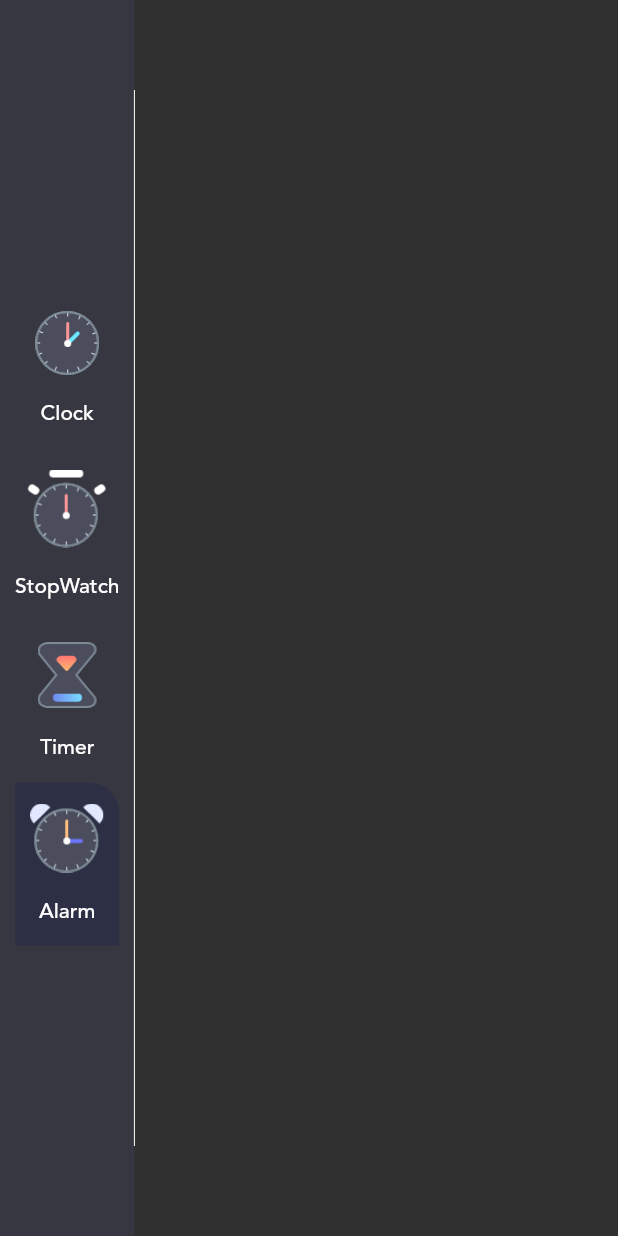
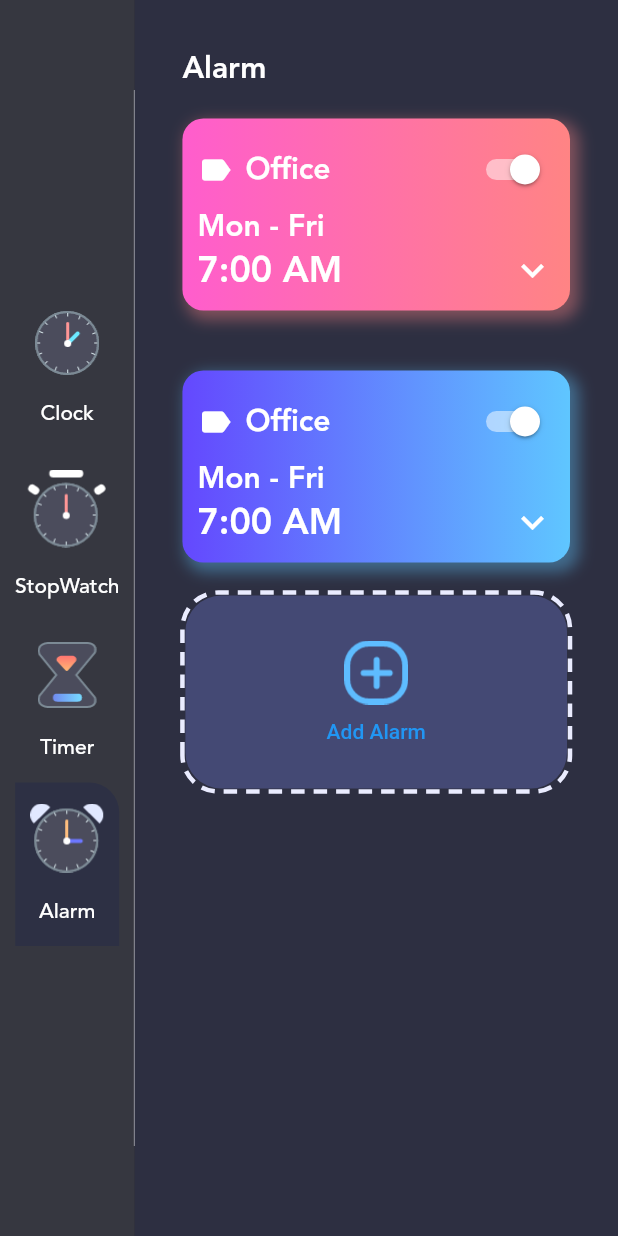
Before and after one commit to luciferro01/Clock, a Flutter app: the screen it shows after launch, after a tap on "StopWatch", after a tap on "Alarm", on a phone screen of 412 x 824 dp. Run offline on Flutter 3.47's test engine with Material 2 defaults, Android fonts, the light colour scheme and no system bars; drawn by our look-alikes of dotted_border.

Commit message:
Adding Alarm Page

```diff
--- /dev/null
+++ b/lib/alarm.dart
@@ -0,0 +1,144 @@
+import 'package:clock_application/constants/constants.dart';
+import 'package:clock_application/data.dart';
+import 'package:clock_application/theme_data.dart';
+import 'package:dotted_border/dotted_border.dart';
+import 'package:flutter/material.dart';
+
+class Alarm extends StatelessWidget {
+  const Alarm({Key? key}) : super(key: key);
+
+  @override
+  Widget build(BuildContext context) {
+    return Container(
+      padding: const EdgeInsets.all(32),
+      color: khomePageColour,
+      child: SafeArea(
+        child: Column(
+          crossAxisAlignment: CrossAxisAlignment.start,
+          children: [
+            const Text(
+              'Alarm',
+              style: kheadingTextStyle,
+            ),
+            Expanded(
+              child: ListView(
+                  children: alarms.map<Widget>((alarm) {
+                return Container(
+                  padding: const EdgeInsets.all(10),
+                  margin:
+                      const EdgeInsets.symmetric(horizontal: 0, vertical: 20),
+                  decoration: BoxDecoration(
+                      gradient: LinearGradient(
+                        colors: alarm.gradientColors!,
+                        begin: Alignment.centerLeft,
+                        end: Alignment.centerRight,
+                      ),
+                      borderRadius: const BorderRadius.all(
+                        Radius.circular(14),
+                      ),
+                      boxShadow: [
+                        BoxShadow(
+                          color: alarm.gradientColors!.last.withOpacity(0.4),
+                          blurRadius: 8,
+                          spreadRadius: 2,
+                          offset: const Offset(4, 4),
+                        )
+                      ]),
+                  child: Column(
+                    crossAxisAlignment: CrossAxisAlignment.start,
+                    children: [
+                      Row(
+                        mainAxisAlignment: MainAxisAlignment.spaceBetween,
+                        children: [
+                          Expanded(
+                            child: Row(
+                              children: const [
+                                Icon(
+                                  Icons.label,
+                                ),
+                                SizedBox(
+                                  width: 8,
+                                ),
+                                Text(
+                                  'Office',
+                                  style: kheadingTextStyle,
+                                ),
+                              ],
+                            ),
+                          ),
+                          Switch(
+                            value: true,
+                            onChanged: (bool value) {
+                              // value = !value;
+                            },
+                            activeColor: Colors.white,
+                          )
+                        ],
+                      ),
+                      const Text(
+                        'Mon - Fri',
+                        style: kheadingTextStyle,
+                      ),
+                      Row(
+                        mainAxisAlignment: MainAxisAlignment.spaceBetween,
+                        children: const [
+                          Text(
+                            '7:00 AM',
+                            style: TextStyle(
+                              fontFamily: 'avenir',
+                              fontSize: 24,
+                              fontWeight: FontWeight.w900,
+                            ),
+                          ),
+                          Icon(
+                            Icons.keyboard_arrow_down,
+                            size: 30,
+                          ),
+                        ],
+                      )
+                    ],
+                  ),
+                );
+              }).followedBy([
+                DottedBorder(
+                  strokeWidth: 3,
+                  color: CustomColors.clockOutline,
+                  dashPattern: const [9, 6],
+                  borderType: BorderType.RRect,
+                  radius: const Radius.circular(24),
+                  child: Container(
+                    width: double.infinity,
+                    decoration: BoxDecoration(
+                      borderRadius: const BorderRadius.all(
+                        Radius.circular(24),
+                      ),
+                      color: CustomColors.clockBG,
+                    ),
+                    // height: 100,
+                    child: TextButton(
+                      style: TextButton.styleFrom(
+                          padding: const EdgeInsets.symmetric(vertical: 30)),
+                      onPressed: (() {}),
+                      child: Column(
+                        children: [
+                          Image.asset(
+                            'assets/add_alarm.png',
+                            scale: 1.5,
+                          ),
+                          const SizedBox(
+                            height: 10,
+                          ),
+                          const Text('Add Alarm'),
+                        ],
+                      ),
+                    ),
+                  ),
+                )
+              ]).toList()),
+            ),
+          ],
+        ),
+      ),
+    );
+  }
+}
--- a/lib/clock_view.dart
+++ b/lib/clock_view.dart
@@ -15,12 +15,14 @@ class _ClockViewState extends State<ClockView> {
   @override
   void initState() {
     super.initState();
-    if (mounted) {
-      Timer.periodic(const Duration(seconds: 1), (timer) {
-        setState(() {});
-      });
+    // if (mounted) {
+    final periodicTimer = Timer.periodic(const Duration(seconds: 1), (timer) {
+      setState(() {});
+    });
+    // }
+    if (!mounted) {
+      periodicTimer.cancel();
     }
-
     // if (!mounted) {
     //   return;
     // }
--- /dev/null
+++ b/lib/constants/constants.dart
@@ -0,0 +1,9 @@
+import 'package:flutter/material.dart';
+
+const TextStyle kheadingTextStyle = TextStyle(
+    fontFamily: 'avenir',
+    fontWeight: FontWeight.w700,
+    color: Colors.white,
+    fontSize: 20);
+
+const Color khomePageColour = Color(0xFF2D2F41);
--- a/lib/data.dart
+++ b/lib/data.dart
@@ -1,4 +1,6 @@
 import 'package:clock_application/enums.dart';
+import 'package:clock_application/modals/alarm_info.dart';
+import 'package:clock_application/theme_data.dart';
 
 import 'menu_info.dart';
 
@@ -9,3 +11,18 @@ List<MenuInfo> menuItems = [
   MenuInfo(MenuType.timer, title: 'Timer', image: 'assets/timer_icon.png'),
   MenuInfo(MenuType.alarm, title: 'Alarm', image: 'assets/alarm_icon.png'),
 ];
+
+List<AlarmInfo> alarms = [
+  AlarmInfo(
+    DateTime.now().add(const Duration(hours: 1)),
+    true,
+    description: 'Office',
+    gradientColors: GradientColors.fire,
+  ),
+  AlarmInfo(
+    DateTime.now().add(const Duration(hours: 3)),
+    true,
+    description: 'Home',
+    gradientColors: GradientColors.sky,
+  ),
+];
--- a/lib/home_page.dart
+++ b/lib/home_page.dart
@@ -1,3 +1,5 @@
+import 'package:clock_application/alarm.dart';
+import 'package:clock_application/constants/constants.dart';
 import 'package:clock_application/data.dart';
 import 'package:clock_application/enums.dart';
 import 'package:clock_application/menu_info.dart';
@@ -38,7 +40,7 @@ class HomePage extends StatelessWidget {
             Expanded(
               child: Consumer<MenuInfo>(
                 builder: (context, value, child) {
-                  if (value.menuType != MenuType.clock) return Container();
+                  if (value.menuType == MenuType.clock) {
                     return Container(
                       padding: const EdgeInsets.all(32),
                       color: const Color(0xFF2D2F41),
@@ -51,11 +53,7 @@ class HomePage extends StatelessWidget {
                             fit: FlexFit.loose,
                             child: Text(
                               'Clock',
-                            style: TextStyle(
-                                fontFamily: 'avenir',
-                                fontWeight: FontWeight.w700,
-                                color: Colors.white,
-                                fontSize: 20),
+                              style: kheadingTextStyle,
                             ),
                           ),
                           const SizedBox(height: 32),
@@ -132,6 +130,11 @@ class HomePage extends StatelessWidget {
                         ],
                       ),
                     );
+                  } else if (value.menuType == MenuType.alarm) {
+                    return const Alarm();
+                  } else {
+                    return Container();
+                  }
                 },
               ),
             ),
--- /dev/null
+++ b/lib/modals/alarm_info.dart
@@ -0,0 +1,11 @@
+import 'package:flutter/cupertino.dart';
+
+class AlarmInfo {
+  DateTime alarmDateTime;
+  String? description;
+  bool isActive;
+  List<Color>? gradientColors;
+
+  AlarmInfo(this.alarmDateTime, this.isActive,
+      {this.description, this.gradientColors});
+}
--- /dev/null
+++ b/lib/theme_data.dart
@@ -0,0 +1,40 @@
+import 'package:flutter/material.dart';
+
+class CustomColors {
+  static Color primaryTextColor = Colors.white;
+  static Color dividerColor = Colors.white54;
+  static Color pageBackgroundColor = const Color(0xFF2D2F41);
+  static Color menuBackgroundColor = const Color(0xFF242634);
+
+  static Color clockBG = const Color(0xFF444974);
+  static Color clockOutline = const Color(0xFFEAECFF);
+  static Color? secHandColor = Colors.orange[300];
+  static Color minHandStatColor = const Color(0xFF748EF6);
+  static Color minHandEndColor = const Color(0xFF77DDFF);
+  static Color hourHandStatColor = const Color(0xFFC279FB);
+  static Color hourHandEndColor = const Color(0xFFEA74AB);
+}
+
+class GradientColors {
+  final List<Color> colors;
+  GradientColors(this.colors);
+
+  static List<Color> sky = [const Color(0xFF6448FE), const Color(0xFF5FC6FF)];
+  static List<Color> sunset = [
+    const Color(0xFFFE6197),
+    const Color(0xFFFFB463)
+  ];
+  static List<Color> sea = [const Color(0xFF61A3FE), const Color(0xFF63FFD5)];
+  static List<Color> mango = [const Color(0xFFFFA738), const Color(0xFFFFE130)];
+  static List<Color> fire = [const Color(0xFFFF5DCD), const Color(0xFFFF8484)];
+}
+
+class GradientTemplate {
+  static List<GradientColors> gradientTemplate = [
+    GradientColors(GradientColors.sky),
+    GradientColors(GradientColors.sunset),
+    GradientColors(GradientColors.sea),
+    GradientColors(GradientColors.mango),
+    GradientColors(GradientColors.fire),
+  ];
+}
--- a/pubspec.yaml
+++ b/pubspec.yaml
@@ -35,6 +35,8 @@ dependencies:
   cupertino_icons: ^1.0.2
   intl: ^0.17.0
   provider: ^6.0.3
+  dotted_border: ^2.0.0+2
+  flutter_local_notifications: ^12.0.0
 
 dev_dependencies:
   flutter_test:
```
Also changed, not shown: pubspec.lock, 1 other file. Lines whose indentation alone changed are shown as unchanged.
